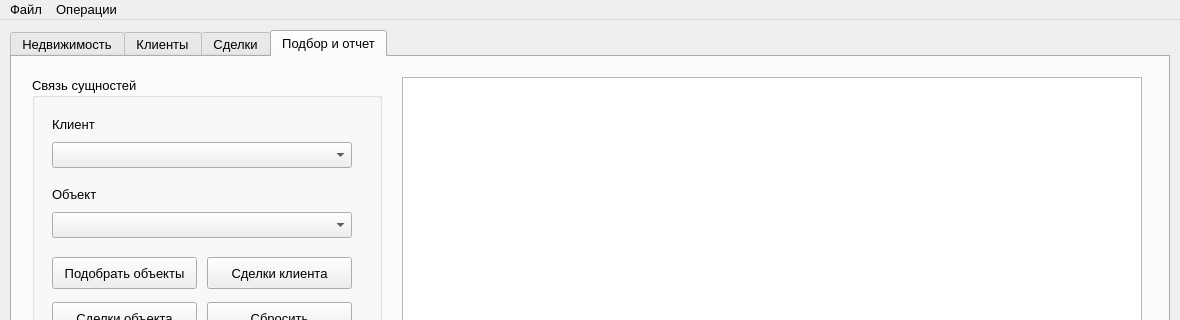
colosss/ucheba, file qt/qt8.2/qt8/mainwindow.ui: the form before one commit; both pictures show x 0 to 1180 and y 0 to 320 of the 1180 by 760 pixel window.
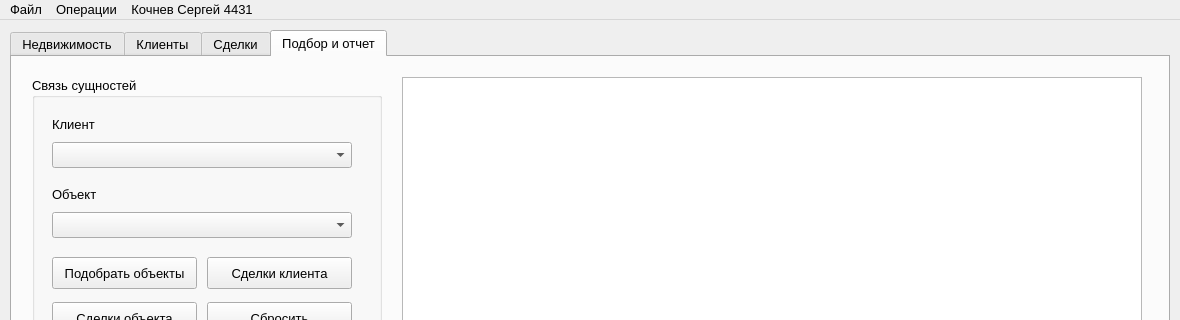
The form after the commit. The open tabs and pages were chosen to show the change.

```diff
--- a/qt/qt8.2/qt8/mainwindow.ui
+++ b/qt/qt8.2/qt8/mainwindow.ui
@@ -784,8 +784,14 @@
     </property>
     <addaction name="actionSummary"/>
    </widget>
+   <widget class="QMenu" name="menu_4431">
+    <property name="title">
+     <string>Кочнев Сергей 4431</string>
+    </property>
+   </widget>
    <addaction name="menuFile"/>
    <addaction name="menuReports"/>
+   <addaction name="menu_4431"/>
   </widget>
   <widget class="QStatusBar" name="statusbar"/>
   <action name="actionSeed">
```
Left out of the diff: 2 changed lines with no effect on the pictures.
